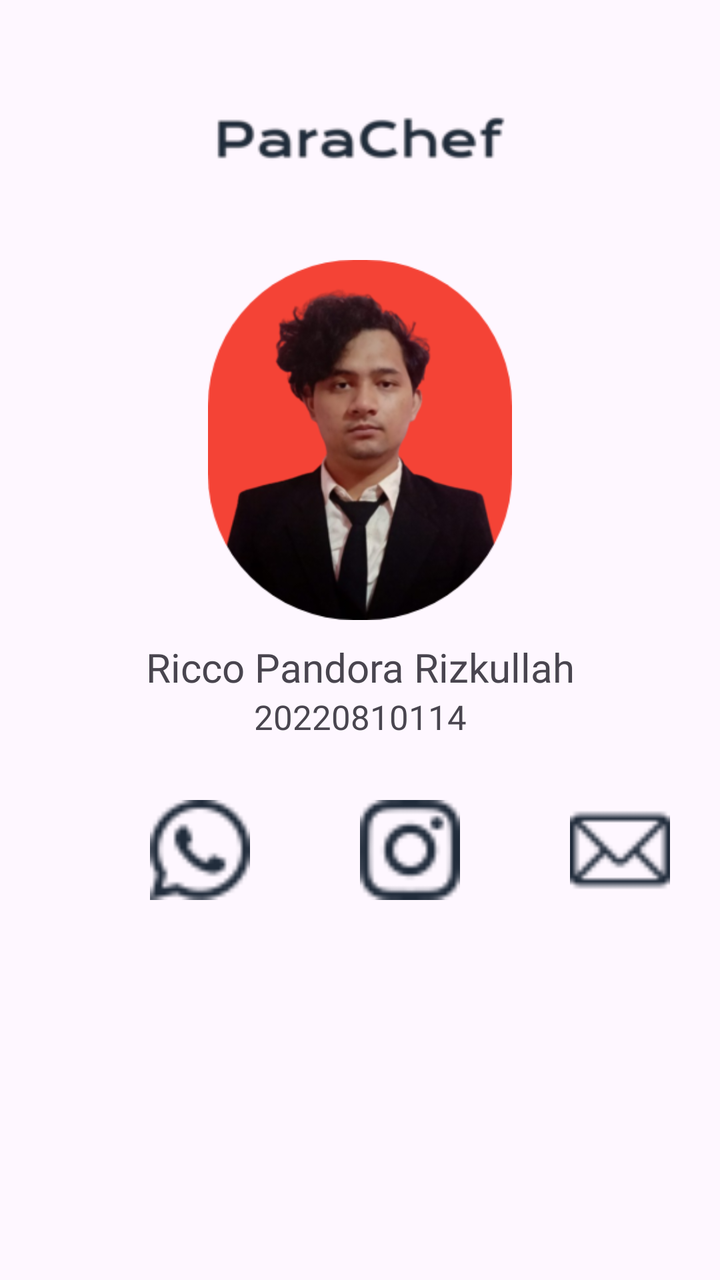
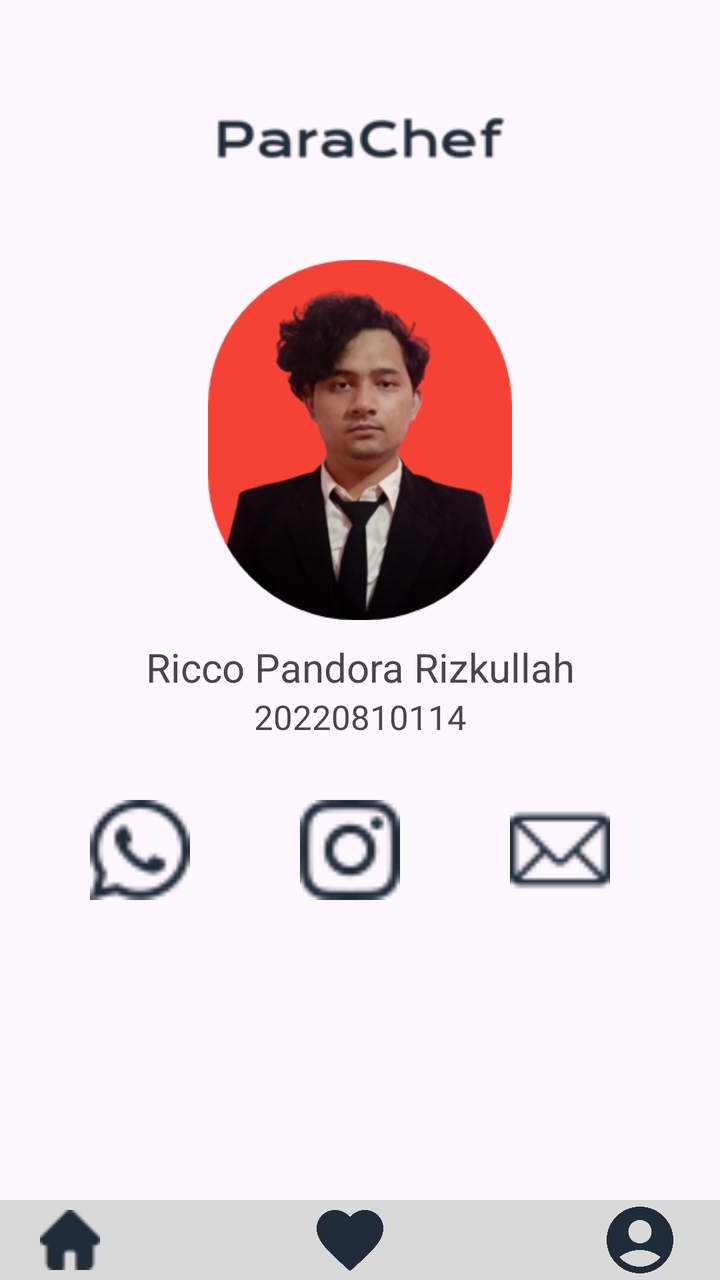

Two renders of the same Android screen: before a commit and after it. Below are the layout's source before the change and the commit's diff.
<!-- AndroidManifest.xml: application theme Theme.Parachef -->
<!-- res/layout/aboutus.xml -->
<?xml version="1.0" encoding="utf-8"?>
<RelativeLayout
    xmlns:android="http://schemas.android.com/apk/res/android"
    xmlns:app="http://schemas.android.com/apk/res-auto"
    xmlns:tools="http://schemas.android.com/tools"
    android:id="@+id/main"
    android:layout_width="match_parent"
    android:layout_height="match_parent"
    tools:context=".AboutUs">

    <FrameLayout
        android:id="@+id/frameLayout"
        android:layout_width="match_parent"
        android:layout_height="100dp">

        <ImageView
            android:layout_width="wrap_content"
            android:layout_height="wrap_content"
            android:layout_marginTop="20dp"
            android:src="@drawable/ic_logo2"
            android:layout_gravity="center"/>
    </FrameLayout>

    <LinearLayout
        android:layout_width="match_parent"
        android:layout_height="wrap_content"
        android:layout_marginEnd="25dp"
        android:layout_marginStart="25dp"
        android:layout_marginTop="100dp"
        android:orientation="vertical">

        <ImageView
            android:layout_width="180dp"
            android:layout_height="180dp"
            android:layout_marginTop="30dp"
            android:layout_gravity="center"
            android:src="@drawable/foto"/>

        <TextView
            android:layout_width="match_parent"
            android:layout_height="wrap_content"
            android:fontFamily="@font/poppins_bold"
            android:layout_marginTop="10dp"
            android:textSize="20sp"
            android:gravity="center"
            android:text="Ricco Pandora Rizkullah"/>

        <TextView
            android:layout_width="match_parent"
            android:layout_height="wrap_content"
            android:fontFamily="@font/poppins_bold"
            android:textSize="17sp"
            android:gravity="center"
            android:text="20220810114"/>
    </LinearLayout>

    <LinearLayout
        android:layout_width="match_parent"
        android:layout_height="wrap_content"
        android:layout_marginEnd="25dp"
        android:layout_marginStart="25dp"
        android:orientation="horizontal"
        android:layout_marginTop="400dp">

        <ImageView
            android:id="@+id/wa"
            android:layout_width="50dp"
            android:layout_height="50dp"
            android:layout_marginEnd="40dp"
            android:layout_marginStart="50dp"
            android:src="@drawable/whatsapp"/>
        <ImageView
            android:id="@+id/ig"
            android:layout_width="50dp"
            android:layout_height="50dp"
            android:layout_marginEnd="40dp"
            android:layout_marginStart="15dp"
            android:src="@drawable/instagram"/>
        <ImageView
            android:id="@+id/gm"
            android:layout_width="50dp"
            android:layout_height="50dp"
            android:layout_marginStart="15dp"
            android:src="@drawable/email"/>
    </LinearLayout>
    <LinearLayout
        android:layout_width="match_parent"
        android:layout_height="match_parent"
        android:orientation="horizontal"
        android:background="@color/nav"
        android:layout_marginTop="800dp">

        <ImageView
            android:id="@+id/navhome"
            android:layout_width="30dp"
            android:layout_height="30dp"
            android:layout_gravity="center"
            android:src="@drawable/navhome"
            android:layout_marginStart="45dp"/>
        <ImageView
            android:id="@+id/navfav"
            android:layout_width="40dp"
            android:layout_height="40dp"
            android:layout_gravity="center"
            android:src="@drawable/favadd"
            android:layout_marginStart="105dp"/>
        <ImageView
            android:id="@+id/navprof"
            android:layout_width="40dp"
            android:layout_height="40dp"
            android:layout_gravity="center"
            android:src="@drawable/ic_profile"
            android:layout_marginStart="105dp"/>
    </LinearLayout>

</RelativeLayout>
<!-- resources referenced by this layout -->
<resources>
  <color name="nav">#D9D9D9</color>
  <!-- drawable email: png bitmap (drawable, 636 bytes) -->
  <!-- drawable favadd (drawable) -->
  <vector xmlns:android="http://schemas.android.com/apk/res/android" android:height="24dp" android:tint="#212C3B" android:viewportHeight="24" android:viewportWidth="24" android:width="24dp">
        
      <path android:fillColor="@android:color/white" android:pathData="M12,21.35l-1.45,-1.32C5.4,15.36 2,12.28 2,8.5 2,5.42 4.42,3 7.5,3c1.74,0 3.41,0.81 4.5,2.09C13.09,3.81 14.76,3 16.5,3 19.58,3 22,5.42 22,8.5c0,3.78 -3.4,6.86 -8.55,11.54L12,21.35z"/>
      
  </vector>
  <!-- drawable foto: png bitmap (drawable, 66808 bytes) -->
  <!-- drawable ic_logo2: png bitmap (drawable, 6633 bytes) -->
  <!-- drawable ic_profile (drawable) -->
  <vector xmlns:android="http://schemas.android.com/apk/res/android" android:height="24dp" android:tint="#212C3B" android:viewportHeight="24" android:viewportWidth="24" android:width="24dp">
        
      <path android:fillColor="@android:color/white" android:pathData="M12,2C6.48,2 2,6.48 2,12s4.48,10 10,10s10,-4.48 10,-10S17.52,2 12,2zM12,6c1.93,0 3.5,1.57 3.5,3.5S13.93,13 12,13s-3.5,-1.57 -3.5,-3.5S10.07,6 12,6zM12,20c-2.03,0 -4.43,-0.82 -6.14,-2.88C7.55,15.8 9.68,15 12,15s4.45,0.8 6.14,2.12C16.43,19.18 14.03,20 12,20z"/>
      
  </vector>
  <!-- drawable instagram: png bitmap (drawable, 1131 bytes) -->
  <!-- drawable navhome: png bitmap (drawable, 450 bytes) -->
  <!-- drawable whatsapp: png bitmap (drawable, 1159 bytes) -->
  <style name="Theme.Parachef" parent="Base.Theme.Parachef" />
  <style name="Base.Theme.Parachef" parent="Theme.Material3.DayNight.NoActionBar">
          
          
      </style>
</resources>

<!-- the commit's change to res/layout/aboutus.xml (unified diff, before → after) -->
@@ -67,7 +67,7 @@
             android:layout_width="50dp"
             android:layout_height="50dp"
             android:layout_marginEnd="40dp"
-            android:layout_marginStart="50dp"
+            android:layout_marginStart="20dp"
             android:src="@drawable/whatsapp"/>
         <ImageView
             android:id="@+id/ig"
@@ -85,10 +85,10 @@
     </LinearLayout>
     <LinearLayout
         android:layout_width="match_parent"
-        android:layout_height="match_parent"
+        android:layout_height="wrap_content"
         android:orientation="horizontal"
         android:background="@color/nav"
-        android:layout_marginTop="800dp">
+        android:layout_alignParentBottom="true">
 
         <ImageView
             android:id="@+id/navhome"
@@ -96,7 +96,7 @@
             android:layout_height="30dp"
             android:layout_gravity="center"
             android:src="@drawable/navhome"
-            android:layout_marginStart="45dp"/>
+            android:layout_marginStart="20dp"/>
         <ImageView
             android:id="@+id/navfav"
             android:layout_width="40dp"
